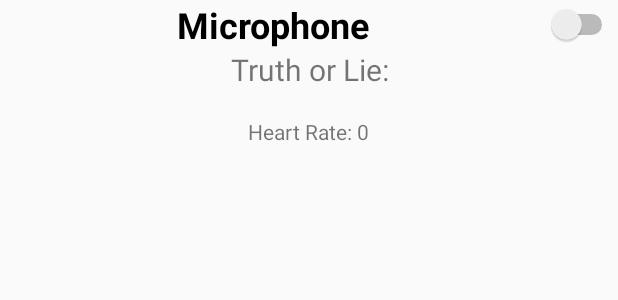
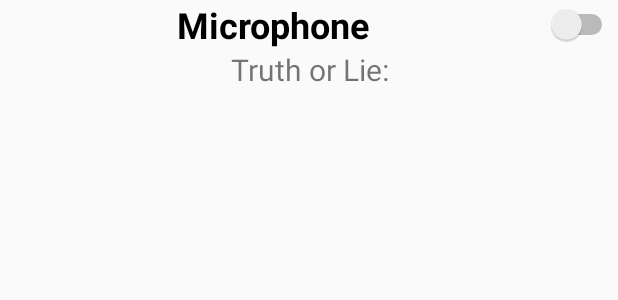
Before and after one commit to ypzheng/Lie_Detector, an Android app: the layout fragment_audio.xml on its own in the app's theme, with its tools: preview values and no code run, on a phone screen of 412 x 824 dp. Shown: the top 300 px of the screen. Run offline under Robolectric (Android 15) with nearby library versions, the phone set to English and light mode, and no system bars.

Commit message:
deleted old HR related strings

```diff
--- a/app/src/main/res/layout/fragment_audio.xml
+++ b/app/src/main/res/layout/fragment_audio.xml
@@ -28,12 +28,12 @@
 
     <TextView
         android:id="@+id/txtSpeaker"
-        android:layout_below="@id/switchMicrophone"
-        android:text="@string/lie_initial"
-        android:textSize="20sp"
         android:layout_width="match_parent"
         android:layout_height="wrap_content"
-        android:gravity="center" />
+        android:layout_below="@id/switchMicrophone"
+        android:gravity="center"
+        android:text="@string/lie_initial"
+        android:textSize="20sp" />
 
     <ImageView
         android:id="@+id/imgSpectrogram"
@@ -43,13 +43,4 @@
         android:layout_centerVertical="true"
         tools:ignore="ContentDescription" />
 
-    <TextView
-        android:id="@+id/heartRate"
-        android:layout_width="wrap_content"
-        android:layout_height="wrap_content"
-        android:layout_below="@+id/txtSpeaker"
-        android:layout_centerHorizontal="true"
-        android:layout_marginTop="18dp"
-        android:text="@string/heart_rate" />
-
 </RelativeLayout>
--- a/app/src/main/res/values/strings.xml
+++ b/app/src/main/res/values/strings.xml
@@ -23,8 +23,6 @@
 
     <string name="consent_btn">Consent?</string>
 
-    <string name="heart_rate_initial">0</string>
-
     <string name="app_package_identifier_prefix">package:</string>
     <string name="about_app_version">Version %s</string>
 
@@ -33,9 +31,6 @@
     <string name="text_switch_heart_rate">Photoplethysmography</string>
     <string name="text_switch_gps">Location</string>
 
-    <string name="heart_rate">Heart Rate: 0</string>
-
-
     <string name="app_details">Lie Detector</string>
     <string name="speaker_initial">NONE</string>
 
```
Also changed, not shown: app/src/main/java/cs/umass/edu/myactivitiestoolkit/liedetector/view/fragments/AudioFragment.java (+4 -20 lines).
